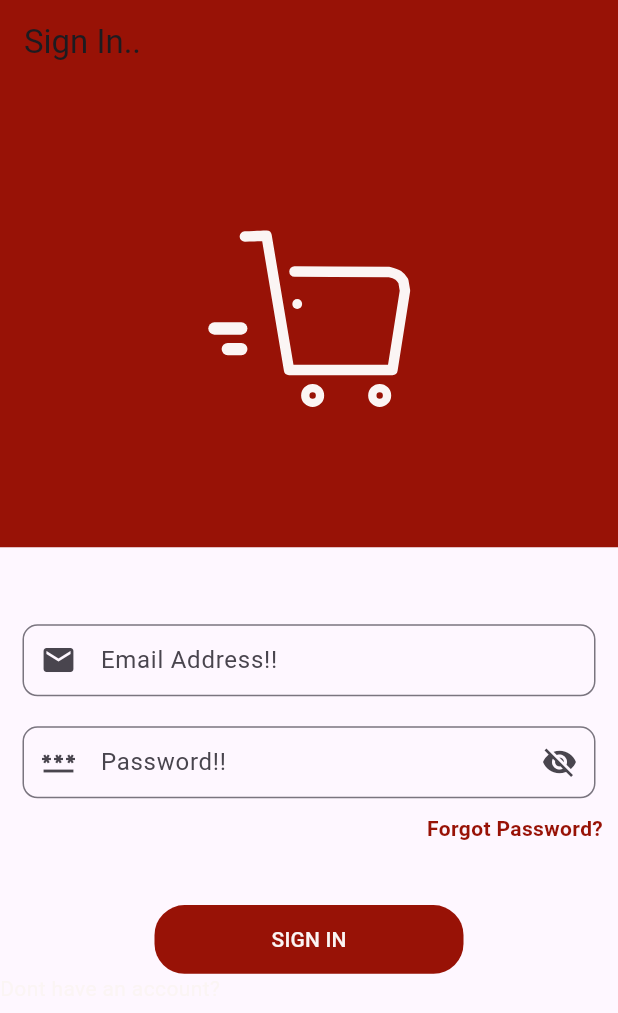
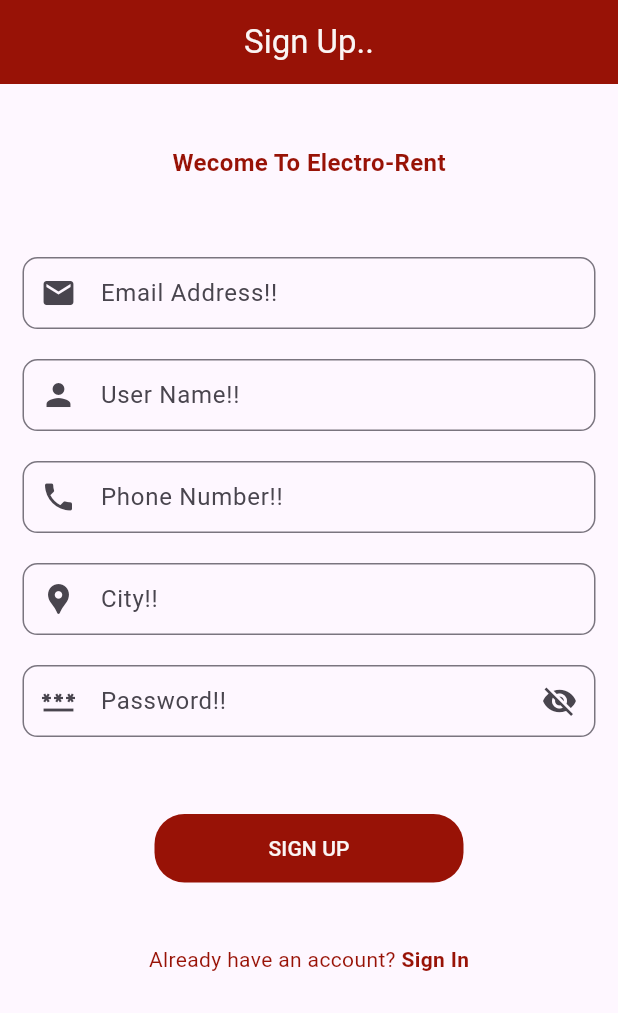
Before and after one commit to hanzala5225/Electro-Rent, a Flutter app: the screen it shows after launch, on a phone screen of 412 x 824 dp. Shown: the top 1013 px of the screen. Run offline on Flutter 3.47's test engine with Material 3 defaults, Android fonts, the phone set to English and light mode, and no system bars; our stand-ins replace flutter_keyboard_visibility, get, lottie.

Commit message:
Made Sign Up Screen and 'App_Constant Class'

```diff
--- a/lib/main.dart
+++ b/lib/main.dart
@@ -1,3 +1,4 @@
+import 'package:electro_rent/screens/auth_ui/Sign_up_screen.dart';
 import 'package:electro_rent/screens/auth_ui/sign_in_screen.dart';
 import 'package:electro_rent/screens/auth_ui/splash_screen.dart';
 import 'package:flutter/material.dart';
@@ -20,7 +21,7 @@ class MyApp extends StatelessWidget {
         colorScheme: ColorScheme.fromSeed(seedColor: Colors.deepPurple),
         useMaterial3: true,
       ),
-      home: const SignInScreen(),
+      home: const SignUpScreen(),
     );
   }
 }
--- /dev/null
+++ b/lib/screens/auth_ui/Sign_up_screen.dart
@@ -0,0 +1,200 @@
+import 'package:electro_rent/screens/auth_ui/sign_in_screen.dart';
+import 'package:electro_rent/utils/app_constant.dart';
+import 'package:flutter/material.dart';
+import 'package:flutter_keyboard_visibility/flutter_keyboard_visibility.dart';
+import 'package:get/get.dart';
+
+class SignUpScreen extends StatefulWidget {
+  const SignUpScreen({super.key});
+
+  @override
+  State<SignUpScreen> createState() => _SignInScreenState();
+}
+
+class _SignInScreenState extends State<SignUpScreen> {
+  @override
+  Widget build(BuildContext context) {
+    return KeyboardVisibilityBuilder(
+        builder: (context, isKeyboardVisible){
+          return Scaffold(
+            appBar: AppBar(
+              backgroundColor: AppConstant.appSecondaryColor,
+              centerTitle: true,
+              title: Text("Sign Up..",
+                style: TextStyle(
+                  color: AppConstant.appTextColor,),
+              ),
+            ),
+            body: SingleChildScrollView(
+              physics: BouncingScrollPhysics(),
+              child: Container(
+                child: Column(
+                  children: [
+                    SizedBox(
+                      height: Get.height / 20,
+                    ),
+                    Container(
+                      alignment: Alignment.center,
+                        child: Text('Wecome To Electro-Rent',
+                            style: TextStyle(
+                                color: AppConstant.appSecondaryColor,
+                                fontWeight: FontWeight.bold, fontSize: 16.0,
+                        ),
+                    ),
+                    ),
+                    SizedBox(
+                      height: Get.height / 20,
+                    ),
+
+                    Container(
+                      margin: EdgeInsets.symmetric(horizontal: 5.0),
+                      width: Get.width,
+                      child: Padding(
+                        padding: const EdgeInsets.all(10.0),
+                        child: TextFormField(
+                          cursorColor: AppConstant.appSecondaryColor,
+                          keyboardType: TextInputType.emailAddress,
+                          decoration: InputDecoration(
+                            hintText: "Email Address!!",
+                            prefixIcon: Icon(Icons.email),
+                            contentPadding: EdgeInsets.only(top: 2.0, left: 8.0),
+                            border: OutlineInputBorder(
+                              borderRadius: BorderRadius.circular(10.0),
+                            ),
+                          ),
+                        ),
+                      ),
+                    ),
+
+                    Container(
+                      margin: EdgeInsets.symmetric(horizontal: 5.0),
+                      width: Get.width,
+                      child: Padding(
+                        padding: const EdgeInsets.all(10.0),
+                        child: TextFormField(
+                          cursorColor: AppConstant.appSecondaryColor,
+                          keyboardType: TextInputType.name,
+                          decoration: InputDecoration(
+                            hintText: "User Name!!",
+                            prefixIcon: Icon(Icons.person),
+                            contentPadding: EdgeInsets.only(top: 2.0, left: 8.0),
+                            border: OutlineInputBorder(
+                              borderRadius: BorderRadius.circular(10.0),
+                            ),
+                          ),
+                        ),
+                      ),
+                    ),
+
+                    Container(
+                      margin: EdgeInsets.symmetric(horizontal: 5.0),
+                      width: Get.width,
+                      child: Padding(
+                        padding: const EdgeInsets.all(10.0),
+                        child: TextFormField(
+                          cursorColor: AppConstant.appSecondaryColor,
+                          keyboardType: TextInputType.phone,
+                          decoration: InputDecoration(
+                            hintText: "Phone Number!!",
+                            prefixIcon: Icon(Icons.phone),
+                            contentPadding: EdgeInsets.only(top: 2.0, left: 8.0),
+                            border: OutlineInputBorder(
+                              borderRadius: BorderRadius.circular(10.0),
+                            ),
+                          ),
+                        ),
+                      ),
+                    ),
+
+                    Container(
+                      margin: EdgeInsets.symmetric(horizontal: 5.0),
+                      width: Get.width,
+                      child: Padding(
+                        padding: const EdgeInsets.all(10.0),
+                        child: TextFormField(
+                          cursorColor: AppConstant.appSecondaryColor,
+                          keyboardType: TextInputType.streetAddress,
+                          decoration: InputDecoration(
+                            hintText: "City!!",
+                            prefixIcon: Icon(Icons.location_pin),
+                            contentPadding: EdgeInsets.only(top: 2.0, left: 8.0),
+                            border: OutlineInputBorder(
+                              borderRadius: BorderRadius.circular(10.0),
+                            ),
+                          ),
+                        ),
+                      ),
+                    ),
+
+                    Container(
+                      margin: EdgeInsets.symmetric(horizontal: 5.0),
+                      width: Get.width,
+                      child: Padding(
+                        padding: const EdgeInsets.all(10.0),
+                        child: TextFormField(
+                          cursorColor: AppConstant.appSecondaryColor,
+                          keyboardType: TextInputType.visiblePassword,
+                          decoration: InputDecoration(
+                            hintText: "Password!!",
+                            prefixIcon: Icon(Icons.password),
+                            suffixIcon: Icon(Icons.visibility_off),
+                            contentPadding: EdgeInsets.only(top: 2.0, left: 8.0),
+                            border: OutlineInputBorder(
+                              borderRadius: BorderRadius.circular(10.0),
+                            ),
+                          ),
+                        ),
+                      ),
+                    ),
+
+                    SizedBox(
+                      height: Get.height / 20,
+                    ),
+
+                    Material(
+                      child: Container(
+                        width: Get.width / 2,
+                        height: Get.height / 18,
+                        decoration: BoxDecoration(
+                          color: AppConstant.appSecondaryColor,
+                          borderRadius: BorderRadius.circular(20.0),
+                        ),
+                        child: TextButton(
+                          child: Text('SIGN UP',
+                            style: TextStyle(
+                                color: AppConstant.appTextColor),
+                          ),
+                          onPressed: () {},
+                        ),
+                      ),
+                    ),
+
+                    SizedBox(
+                      height: Get.height / 20,
+                    ),
+
+                    Row(
+                      mainAxisAlignment: MainAxisAlignment.center,
+                      children: [
+                        Text("Already have an account? ",
+                          style: TextStyle(
+                              color: AppConstant.appSecondaryColor),
+                        ),
+                        GestureDetector(
+                          onTap: ()=> Get.offAll(() => SignInScreen()),
+                          child: Text("Sign In",
+                            style: TextStyle(
+                                color: AppConstant.appSecondaryColor,
+                                fontWeight: FontWeight.bold),
+                          ),
+                        )
+                      ],)
+                  ],
+                ),
+              ),
+            ),
+          );
+        }
+    );
+  }
+}
--- a/lib/screens/auth_ui/sign_in_screen.dart
+++ b/lib/screens/auth_ui/sign_in_screen.dart
@@ -1,3 +1,4 @@
+import 'package:electro_rent/screens/auth_ui/Sign_up_screen.dart';
 import 'package:electro_rent/utils/app_constant.dart';
 import 'package:flutter/material.dart';
 import 'package:flutter_keyboard_visibility/flutter_keyboard_visibility.dart';
@@ -19,7 +20,11 @@ class _SignInScreenState extends State<SignInScreen> {
         return Scaffold(
           appBar: AppBar(
             backgroundColor: AppConstant.appSecondaryColor,
-            title: Text("Sign In.."),
+            centerTitle: true,
+            title: Text("Sign In..",
+              style: TextStyle(
+                  color: AppConstant.appTextColor,),
+            ),
           ),
           body: Container(
             child: Column(
@@ -108,11 +113,23 @@ class _SignInScreenState extends State<SignInScreen> {
                     ),
                   ),
                 ),
-                Row(children: [
-                  Text('Dont have an account?',
-                    style: TextStyle(
-                        color: AppConstant.appTextColor),
+
+                SizedBox(
+                  height: Get.height / 20,
+                ),
+
+                Row(
+                  mainAxisAlignment: MainAxisAlignment.center,
+                  children: [
+                  Text("Dont have an account? ",
+                    style: TextStyle(color: AppConstant.appSecondaryColor),
                   ),
+                  GestureDetector(
+                  onTap: ()=> Get.offAll(() => SignUpScreen()),
+                  child: Text("Sign Up",
+                    style: TextStyle(color: AppConstant.appSecondaryColor,
+                        fontWeight: FontWeight.bold),
+                  ),)
                 ],)
           ],
             ),
```
Also changed, not shown: 1 other file.
